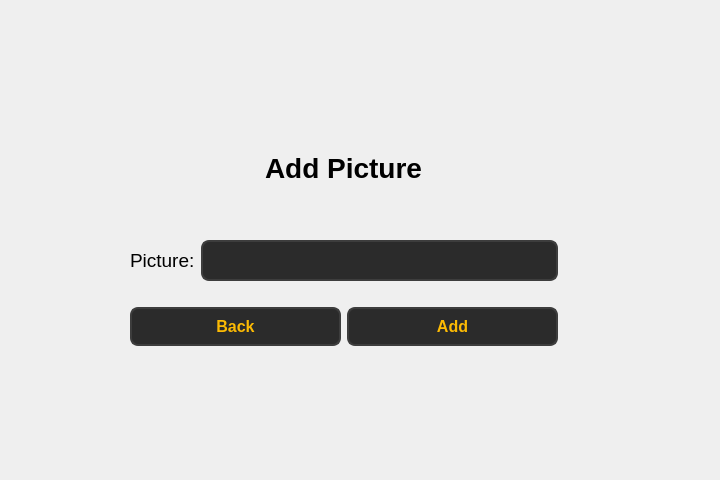
Above: ui/faculty/faculty_add_block_image_window.ui from Soham1117/elearningApp before the change. Below: the same form after it.
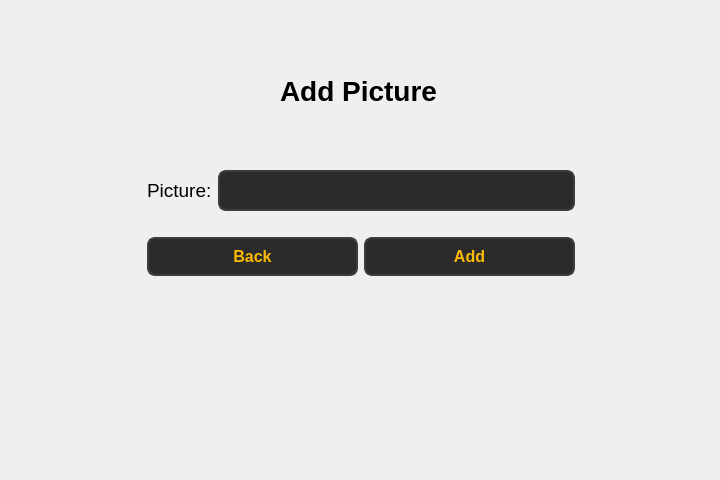
That is the form after the change.

Commit message: Changes made to UI of faculty pages.

Diff of the .ui file:
```diff
--- a/ui/faculty/faculty_add_block_image_window.ui
+++ b/ui/faculty/faculty_add_block_image_window.ui
@@ -16,9 +16,9 @@
   <widget class="QLabel" name="label">
    <property name="geometry">
     <rect>
-     <x>265</x>
-     <y>147</y>
-     <width>171</width>
+     <x>280</x>
+     <y>70</y>
+     <width>161</width>
      <height>41</height>
     </rect>
    </property>
@@ -35,8 +35,8 @@
   <widget class="QWidget" name="layoutWidget">
    <property name="geometry">
     <rect>
-     <x>130</x>
-     <y>220</y>
+     <x>147</x>
+     <y>150</y>
      <width>428</width>
      <height>148</height>
     </rect>
```
The commit also changes 98 other files.
